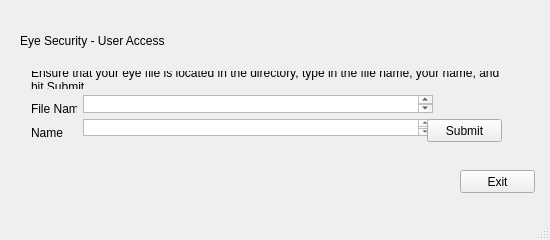
caromo/eyesec-gui, file eye_sec_user.ui: the form before one commit.
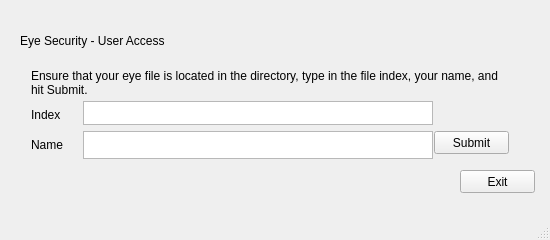
The form after the commit.

```diff
--- a/eye_sec_user.ui
+++ b/eye_sec_user.ui
@@ -44,15 +44,15 @@
      <rect>
       <x>20</x>
       <y>60</y>
-      <width>493</width>
-      <height>87</height>
+      <width>500</width>
+      <height>106</height>
      </rect>
     </property>
     <layout class="QVBoxLayout" name="verticalLayout">
      <item>
       <widget class="QLabel" name="file_submit_info">
        <property name="text">
-        <string>Ensure that your eye file is located in the directory, type in the file name, your name, and hit Submit.</string>
+        <string>Ensure that your eye file is located in the directory, type in the file index, your name, and hit Submit.</string>
        </property>
        <property name="wordWrap">
         <bool>true</bool>
@@ -76,7 +76,7 @@
           </size>
          </property>
          <property name="text">
-          <string>File Name</string>
+          <string>Index</string>
          </property>
         </widget>
        </item>
@@ -137,7 +137,7 @@
          <property name="minimumSize">
           <size>
            <width>350</width>
-           <height>0</height>
+           <height>28</height>
           </size>
          </property>
          <property name="maximumSize">
```
Left out of the diff: 2 changed lines with no effect on the pictures.
